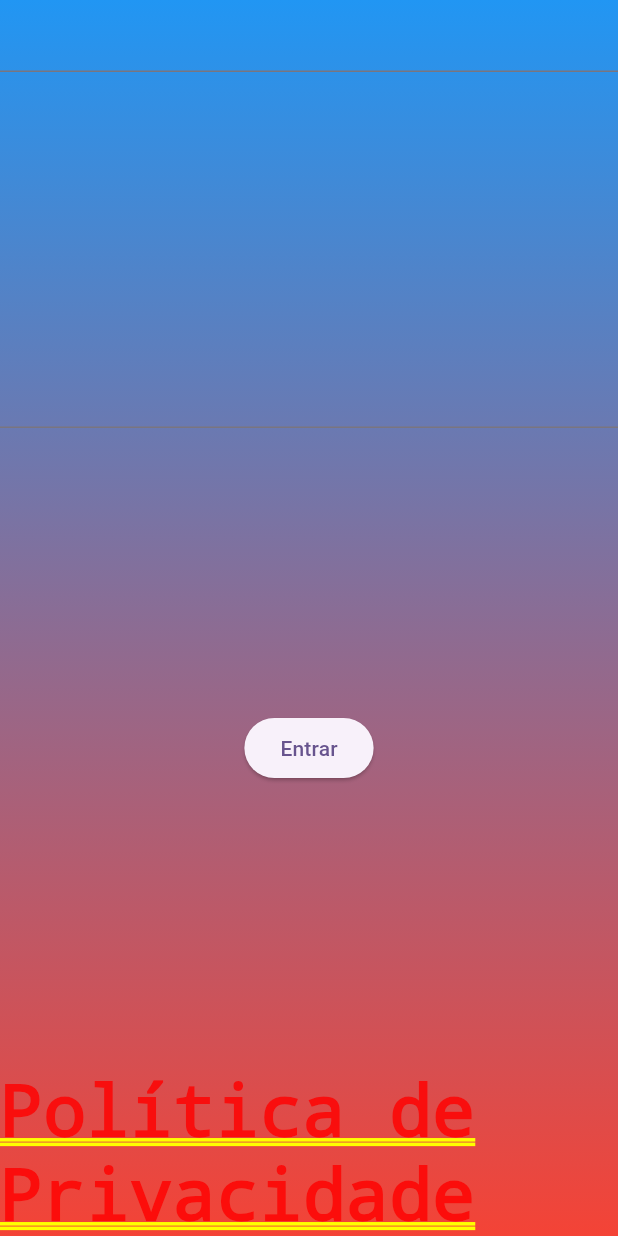
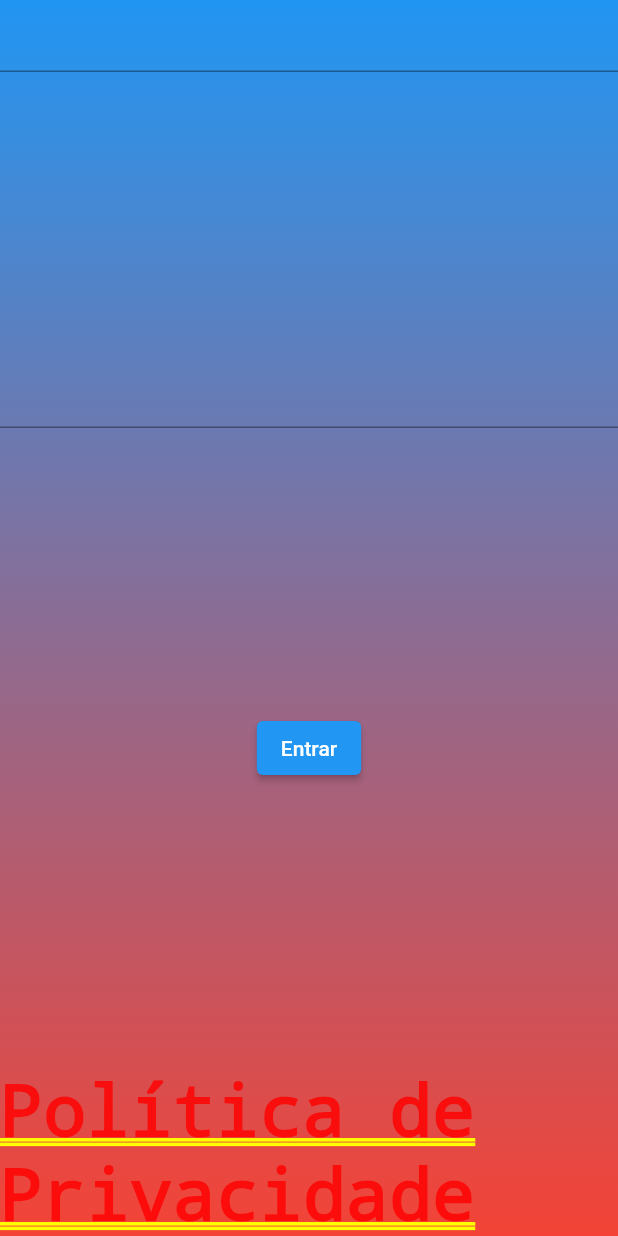
Before and after one commit to xGreatSoulx/TargetProva, a Flutter app: the screen it shows after launch, on a phone screen of 412 x 824 dp. Run offline on Flutter 3.47's test engine with Material 2 defaults, Android fonts, the phone set to English and light mode, and no system bars.

Commit message:
Adicionando cor padrão para textos

```diff
--- a/target_prova/lib/main.dart
+++ b/target_prova/lib/main.dart
@@ -1,5 +1,4 @@
 import 'package:flutter/material.dart';
-
 import 'view/login_page.dart';
 
 void main() {
@@ -9,15 +8,14 @@ void main() {
 class MyApp extends StatelessWidget {
   const MyApp({super.key});
 
-  // This widget is the root of your application.
   @override
   Widget build(BuildContext context) {
     return MaterialApp(
       title: 'Flutter Demo',
       theme: ThemeData(
-
-        colorScheme: ColorScheme.fromSeed(seedColor: Colors.deepPurple),
-        useMaterial3: true,
+        textTheme: const TextTheme(
+          bodyMedium: TextStyle(color: Colors.white),
+        ),
       ),
       home: const LoginPage(),
     );
```
